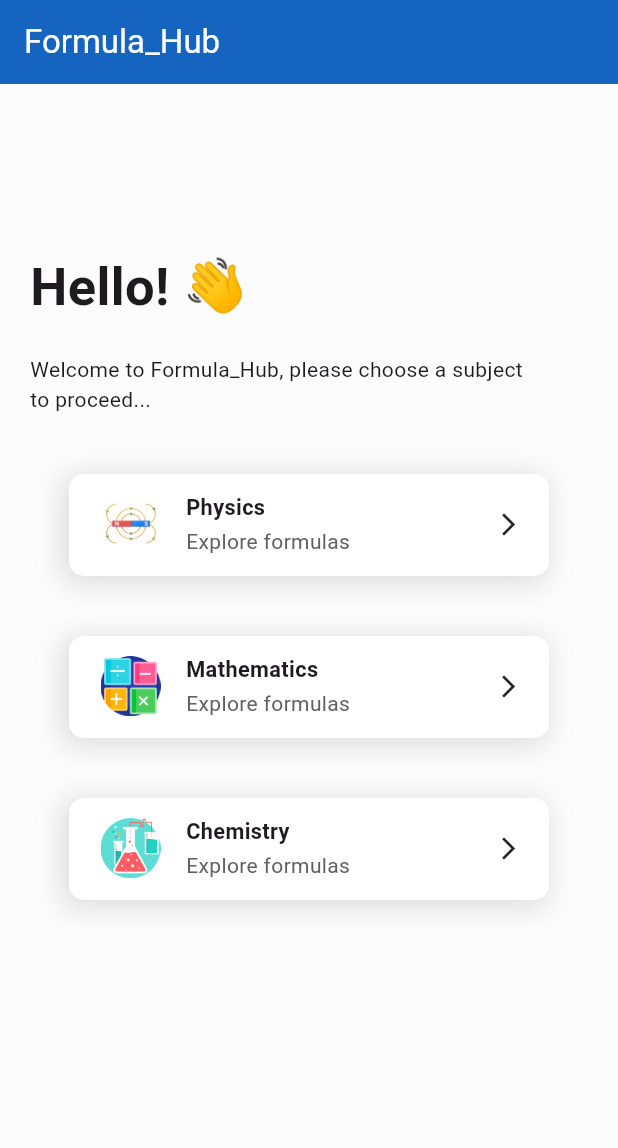
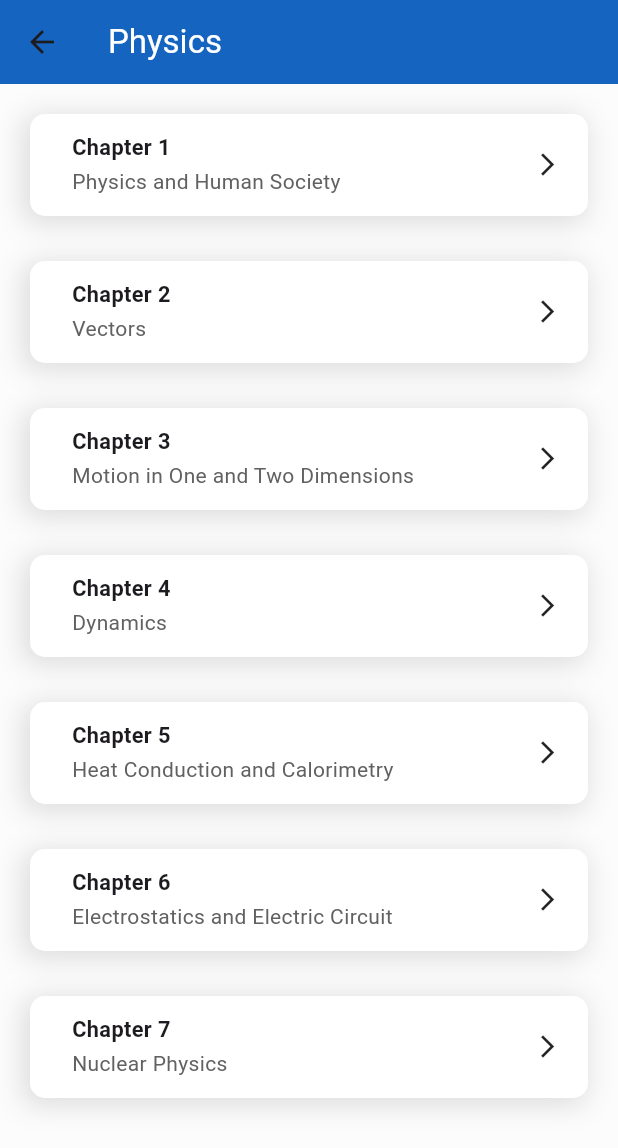
Before and after one commit to KidusAbadi21/formula_hub, a Flutter app: the screen it shows after launch, after a tap on "Physics", on a phone screen of 412 x 824 dp. Shown: the top 1148 px of the screen. Run offline on Flutter 3.47's test engine with Material 3 defaults, Android fonts, the light colour scheme and no system bars.

Commit message:
Restructure app  and add dynamic subject/chapter navigation
- Create data, models, screens, and widgets folders to organize files
- Add draft JSON file for
- Make subject and chapter and chapter cards clickable
- Create `Chapter` model to represent individual chapters.
- Add `chemistry_data.dart`, `maths_data.dart`, and `physics_data.dart` files to store chapter data for respective subjects.
- create `ChapterScreen` to display chapters for a selected subject.
- Developed `HomeScreen` to serve as the homepage
- create `ChapterCard` for displaying all the chapters for a given subject.

```diff
--- /dev/null
+++ b/assets/data/subjects.json
@@ -0,0 +1,52 @@
+[
+    {
+        "name": "Physics",
+        "imagepath": "assets/images/image-removebg-preview (5).png",
+        "chapters": [
+            {
+                "number": 1,
+                "name": "Motion"
+            },
+            {
+                "number": 2,
+                "name": "Force"
+            },
+            {
+                "number": 3,
+                "name": "Energy"
+            }
+        ]
+    },
+    {
+        "name": "Mathematics",
+        "imagepath": "assets/images/5494710.png",
+        "chapters": [
+            {
+                "number": 1,
+                "name": "Equalities and Inequalities"
+            },
+            {
+                "number": 2,
+                "name": "Polynomial functions"
+            },
+            {
+                "number": 3,
+                "name": "Quadratic Function"
+            }
+        ]
+    },
+    {
+        "name": "Chemistry",
+        "imagepath": "assets/images/201607.png",
+        "chapters": [
+            {
+                "number": 1,
+                "name": "Chemical boding"
+            },
+            {
+                "number": 2,
+                "name": "Organic chemistry"
+            }
+        ]
+    }
+]
--- /dev/null
+++ b/lib/data/chemistry_data.dart
@@ -0,0 +1,28 @@
+import '../models/chapter.dart';
+
+List<Chapter> chemistryChapters = [
+  Chapter(
+  number: 1,
+  name: "Atomic Structure and Periodic Properties of the Elements"
+  ),
+  Chapter(
+    number: 2,
+    name: "Chemical Bonding"
+  ),
+  Chapter(
+    number: 3,
+    name: "Physical State Of Matter"
+  ),
+  Chapter(
+    number: 4,
+    name: "Chemical Kinetics"
+  ),
+  Chapter(
+    number: 5,
+    name: "Chemical Equilibrium"
+  ),
+  Chapter(
+    number: 6,
+    name: "Some Important Oxygen-containing Organic Compounds"
+  )
+];
--- /dev/null
+++ b/lib/data/maths_data.dart
@@ -0,0 +1,36 @@
+import '../models/chapter.dart';
+
+List<Chapter> mathsChapters = [
+  Chapter(
+    number: 1,
+    name: "Relations and Functions"
+  ),
+  Chapter(
+    number: 2,
+    name: "Rational Expression and Rational Functions"
+  ),
+  Chapter(
+    number: 3,
+    name: "Matrices"
+  ),
+  Chapter(
+    number: 4,
+    name: "Determinants and Their properties"
+  ),
+  Chapter(
+    number: 5,
+    name: "Vectors"
+  ),
+  Chapter(
+    number: 6,
+    name: "Transformations of the Plane"
+  ),
+  Chapter(
+    number: 7,
+    name: "Statistics"
+  ),
+  Chapter(
+    number: 8,
+    name: "Probability"
+  )
+];
--- /dev/null
+++ b/lib/data/physics_data.dart
@@ -0,0 +1,32 @@
+import '../models/chapter.dart';
+
+List<Chapter> physicsChapters = [
+  Chapter(
+    number: 1,
+    name: "Physics and Human Society"
+  ),
+  Chapter(
+    number: 2,
+    name: "Vectors"
+  ),
+  Chapter(
+    number: 3,
+    name: "Motion in One and Two Dimensions"
+  ),
+  Chapter(
+    number: 4,
+    name: "Dynamics"
+  ),
+  Chapter(
+    number: 5,
+    name: "Heat Conduction and Calorimetry"
+  ),
+  Chapter(
+    number: 6,
+    name: "Electrostatics and Electric Circuit"
+  ),
+  Chapter(
+    number: 7,
+    name: "Nuclear Physics"
+  )
+];
--- a/lib/main.dart
+++ b/lib/main.dart
@@ -1,67 +1,14 @@
 import 'package:flutter/material.dart';
-import 'theme/app_colors.dart';
-import '../subject card/subject_card.dart';
+import 'package:formula_hub/screens/home_screen.dart';
+
 
 void main(){
-  runApp(
-    MyWidget()
+  runApp(MaterialApp(
+      home: HomeScreen()
+    ),
   );
 }
-class MyWidget extends StatelessWidget {
-  const MyWidget({super.key});
 
-  @override
-  Widget build(BuildContext context) {
-    return MaterialApp(
-      home: Scaffold(
-      backgroundColor: AppColors.background,
-      appBar: AppBar(
-        backgroundColor: AppColors.primary,
-        title: Text(
-          "Formula_Hub",
-          style: TextStyle(
-            color: AppColors.textForInsidePrimaryColoLikeAppBarr
-          ),
-        ),
-      ),
-      body: Column(
-        children: [
-          Container(
-            // color: const Color.fromARGB(255, 235, 236, 236),
-            // height: 850.0,
-            width: double.infinity,
-            padding: EdgeInsets.only(
-              top: 110.0,
-              left: 20.0
-            ),
-            child: Text(
-              "Hello! 👋",
-              style: TextStyle(
-                fontWeight: FontWeight.bold,
-                fontSize: 35,
-              ),
-            ),
-          ),
-           Container(
-            padding: EdgeInsets.only(top: 20.0, left: 20.0, right: 60, bottom: 20),
-            // color: const Color.fromARGB(255, 223, 222, 222),
-            child: Text("Welcome to Formula_Hub, please choose a subject to proceed..."),
-          ),
-          SubjectCard(
-            title: "Physics",
-            imagepath: "images/image-removebg-preview (5).png"),
-          SubjectCard(
-            title: "Mathematics",
-            imagepath: "images/5494710.png"),
-          SubjectCard(
-            title: "Chemistry",
-           imagepath: "images/201607.png"),
-        ],
-      ),
-    ),
-  );
-  }
-}
 
   // Container(
   //           padding: EdgeInsets.only(top: 20.0, left: 20.0, right: 60, ),
--- /dev/null
+++ b/lib/models/chapter.dart
@@ -0,0 +1,9 @@
+class Chapter{
+  int number;
+  String name;
+
+  Chapter({
+    required this.number,
+    required this.name
+  });
+}
--- /dev/null
+++ b/lib/screens/chapter_screen.dart
@@ -0,0 +1,38 @@
+import 'package:flutter/material.dart';
+import "../models/chapter.dart";
+import '../widgets/chapter_card.dart';
+import '../theme/app_colors.dart';
+
+
+class ChapterScreen extends StatelessWidget{
+
+  final String subjectName;
+  final List<Chapter> chapters;
+
+  const ChapterScreen({
+    super.key,
+    required this.subjectName,
+    required this.chapters
+    });
+
+  @override
+  Widget build(BuildContext context) {
+    return Scaffold(
+      backgroundColor:AppColors.background,
+      appBar: AppBar(
+        backgroundColor: AppColors.primary,
+        title: Text(subjectName,
+        style: TextStyle(
+          color: AppColors.textForInsidePrimaryColoLikeAppBarr
+        ),
+        ),
+      ),
+      body: ListView.builder(
+        itemCount: chapters.length,
+        itemBuilder: (context, index) {
+          return ChapterCard(chapter: chapters[index]);
+        },
+      )
+    );
+  }
+}
--- /dev/null
+++ b/lib/screens/home_screen.dart
@@ -0,0 +1,65 @@
+import 'package:flutter/material.dart';
+import '../theme/app_colors.dart';
+import '../widgets/subject_card.dart';
+import '../data/physics_data.dart';
+import '../data/maths_data.dart';
+import '../data/chemistry_data.dart';
+
+class HomeScreen extends StatelessWidget {
+  const HomeScreen({super.key});
+
+  @override
+  Widget build(BuildContext context) {
+    return MaterialApp(
+      home: Scaffold(
+      backgroundColor: AppColors.background,
+      appBar: AppBar(
+        backgroundColor: AppColors.primary,
+        title: Text(
+          "Formula_Hub",
+          style: TextStyle(
+            color: AppColors.textForInsidePrimaryColoLikeAppBarr
+          ),
+        ),
+      ),
+      body: Column(
+        children: [
+          Container(
+            // color: const Color.fromARGB(255, 235, 236, 236),
+            // height: 850.0,
+            width: double.infinity,
+            padding: EdgeInsets.only(
+              top: 110.0,
+              left: 20.0
+            ),
+            child: Text(
+              "Hello! 👋",
+              style: TextStyle(
+                fontWeight: FontWeight.bold,
+                fontSize: 35,
+              ),
+            ),
+          ),
+           Container(
+            padding: EdgeInsets.only(top: 20.0, left: 20.0, right: 60, bottom: 20),
+            // color: const Color.fromARGB(255, 223, 222, 222),
+            child: Text("Welcome to Formula_Hub, please choose a subject to proceed..."),
+          ),
+          SubjectCard(
+            title: "Physics",
+            imagepath: "assets/images/image-removebg-preview (5).png",
+            subjectData: physicsChapters),
+          SubjectCard(
+            title: "Mathematics",
+            imagepath: "assets/images/5494710.png",
+            subjectData: mathsChapters),
+          SubjectCard(
+            title: "Chemistry",
+            imagepath: "assets/images/201607.png",
+            subjectData: chemistryChapters),
+        ],
+      ),
+    ),
+  );
+  }
+}
--- /dev/null
+++ b/lib/widgets/chapter_card.dart
@@ -0,0 +1,78 @@
+import 'package:flutter/material.dart';
+import '../theme/app_colors.dart';
+import '../models/chapter.dart';
+
+class ChapterCard extends StatelessWidget {
+  final Chapter chapter;
+
+  const ChapterCard({
+    super.key,
+    required this.chapter
+  });
+
+  @override
+  Widget build(BuildContext context) {
+    return Container(
+      decoration: BoxDecoration(
+      color: AppColors.card,
+        boxShadow: [BoxShadow(
+          color:AppColors.shadow,
+          offset: Offset(-3, 3),
+          blurRadius: 15,
+          spreadRadius: 2.0
+      ),],
+        borderRadius: BorderRadius.circular(10)
+      ),
+      margin: EdgeInsets.fromLTRB(20, 20, 20, 10),
+      child: Material(
+        borderRadius: BorderRadius.circular(10),
+        color: Colors.transparent,
+        child: InkWell(
+          splashColor: AppColors.splashColorlor,
+          borderRadius: BorderRadius.circular(10),
+          onTap: () {
+          //   Navigator.push(
+          //   context,
+          //   MaterialPageRoute(builder: (context) => Scaffold(appBar: (AppBar(title: Text("HELLO THIS IS A NEW PAGE!!!"))))));
+          },
+          child: Container(
+            constraints: BoxConstraints(
+              minHeight: 68.0,
+            ),
+            width: 320.0,
+            padding: EdgeInsets.fromLTRB(16, 12, 18, 13),
+            alignment: Alignment.centerLeft,
+            child: Row(
+              children: [
+                SizedBox(width: 12.0,),
+                Expanded(
+                  child: Column(
+                  mainAxisAlignment: MainAxisAlignment.spaceBetween,
+                  crossAxisAlignment: CrossAxisAlignment.start,
+                  children: [
+                    Text(
+                      "Chapter ${chapter.number}",
+                      style: TextStyle(
+                        fontWeight: FontWeight.bold,
+                        fontSize: 14.5,
+                      ),
+                    ),
+                    SizedBox(height: 2),
+                    Text(chapter.name,
+                      // overflow: TextOverflow.ellipsis,
+                        style: TextStyle(
+                          color: AppColors.subtitle
+                        )
+                      ),
+                  ],),
+                ),
+
+                Icon(Icons.arrow_forward_ios, size: 18.0,)
+              ],
+            ),
+          ),
+        ),
+      ),
+    );
+  }
+}
--- a/lib/subject card/subject_card.dart
+++ b/lib/widgets/subject_card.dart
@@ -1,14 +1,19 @@
 import 'package:flutter/material.dart';
+import 'package:formula_hub/data/physics_data.dart';
 import '../theme/app_colors.dart';
+import '../screens/chapter_screen.dart';
+import '../models/chapter.dart';
 
 class SubjectCard extends StatelessWidget {
   final String title;
   final String imagepath;
+  final List<Chapter> subjectData;
 
   const SubjectCard({
     super.key,
     required this.title,
-    required this.imagepath
+    required this.imagepath,
+    required this.subjectData
   });
 
   @override
@@ -26,13 +31,21 @@ class SubjectCard extends StatelessWidget {
       ),
       margin: EdgeInsetsDirectional.all(20),
       child: Material(
-        borderRadius: BorderRadius.circular(10),
         color: Colors.transparent,
         child: InkWell(
           splashColor: AppColors.splashColorlor,
-          highlightColor: AppColors.card,
           borderRadius: BorderRadius.circular(10),
-          onTap: () {},
+          onTap: (
+          ) {
+            Navigator.push(
+            context,
+            MaterialPageRoute(
+              builder: (context) =>
+              ChapterScreen(
+                subjectName: title,
+                chapters: subjectData,
+              )));
+          },
           child: Container(
             height: 68.0,
             width: 320.0,
```
Also changed, not shown: pubspec.yaml (+2 -5 lines), assets/images/201607.png (renamed from images/201607.png), assets/images/2201544.png (renamed from images/2201544.png), assets/images/4863583-middle.png (renamed from images/4863583-middle.png), assets/images/5494710.png (renamed from images/5494710.png), assets/images/image-removebg-preview (5).png (renamed from images/image-removebg-preview (5).png), flutter_01.png (added), lib/screens/formulas_screen.dart (added), 1 other file.
